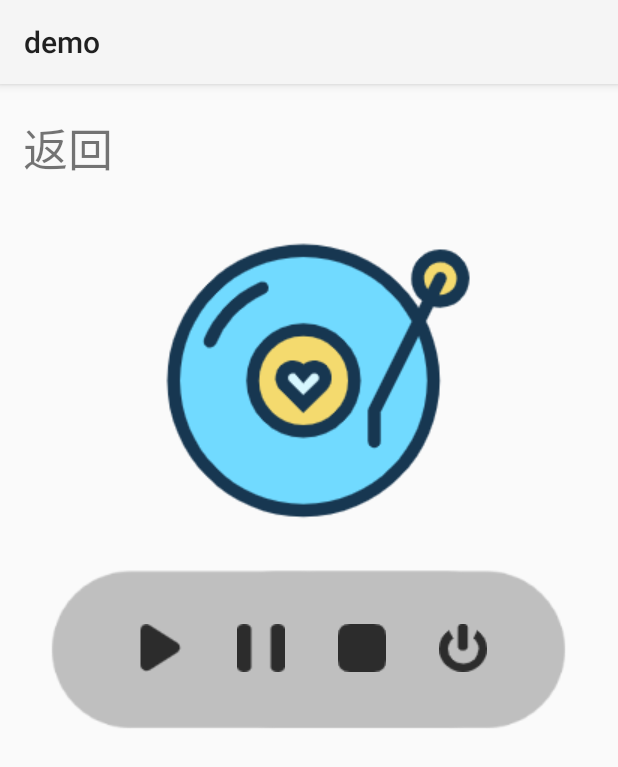
After one commit to rookiezjz/android-study, an Android app: the MusicPlayerActivity screen opened directly, with no data from a screen before it, on a phone screen of 412 x 824 dp. The commit adds this screen. Shown: the top 767 px of the screen. Run offline under Robolectric (Android 15) with nearby library versions, the light colour scheme and no system bars.

Commit message:
实验五完成

```diff
--- a/demo/app/src/main/AndroidManifest.xml
+++ b/demo/app/src/main/AndroidManifest.xml
@@ -9,7 +9,9 @@
         android:roundIcon="@mipmap/ic_launcher_round"
         android:supportsRtl="true"
         android:theme="@style/Theme.Demo">
-        <activity android:name=".exp4.ShowPowerActivity"></activity>
+
+        <activity android:name=".exp5.MusicPlayerActivity" />
+        <activity android:name=".exp4.ShowPowerActivity" />
         <activity android:name=".exp3.AddMemberAcitivity" />
         <activity android:name=".exp3.ShowMembersActivity" />
         <activity android:name=".exp2.RegActivity" />
--- /dev/null
+++ b/demo/app/src/main/java/com/zjz/demo/exp5/MusicPlayerActivity.java
@@ -0,0 +1,49 @@
+package com.zjz.demo.exp5;
+
+import androidx.appcompat.app.AppCompatActivity;
+
+import android.content.Intent;
+import android.media.MediaPlayer;
+import android.os.Bundle;
+import android.view.View;
+import android.widget.ImageButton;
+import android.widget.TextView;
+
+import com.zjz.demo.HomeActivity;
+import com.zjz.demo.R;
+
+public class MusicPlayerActivity extends AppCompatActivity {
+    private TextView back;
+    private MediaPlayer mediaPlayer;
+    @Override
+    protected void onCreate(Bundle savedInstanceState) {
+        super.onCreate(savedInstanceState);
+        setContentView(R.layout.musicplayer_layout);
+    }
+    public void playMusic(View v) {
+        if (mediaPlayer==null)
+            mediaPlayer = MediaPlayer.create(this, R.raw.music);
+        mediaPlayer.start();
+    }
+    public void pauseMusic(View v) {
+        if (mediaPlayer != null && mediaPlayer.isPlaying()) {
+            mediaPlayer.pause();
+        }
+    }
+    public void stopMusic(View v) {
+        if (mediaPlayer != null) {
+            mediaPlayer.stop(); //停⽌
+            mediaPlayer.reset(); //重置
+            mediaPlayer.release(); //释放资源
+            mediaPlayer = null; //重新赋值为空
+        }
+    }
+    public void exitMusic(View view) {
+        stopMusic(view);
+        finish();
+    }
+    public void back(View v) {
+        Intent intent = new Intent(this, HomeActivity.class);
+        startActivity(intent);
+    }
+}
--- a/demo/app/src/main/res/layout/home_layout.xml
+++ b/demo/app/src/main/res/layout/home_layout.xml
@@ -21,4 +21,9 @@
         android:layout_height="wrap_content"
         android:text="实验4：显示电量"
         />
+    <Button
+        android:id="@+id/exp5_btn"
+        android:layout_width="match_parent"
+        android:layout_height="wrap_content"
+        android:text="实验5：音乐播放器"/>
 </LinearLayout>
--- /dev/null
+++ b/demo/app/src/main/res/layout/musicplayer_layout.xml
@@ -0,0 +1,64 @@
+<RelativeLayout
+    android:id="@+id/relative_showpower"
+    xmlns:android="http://schemas.android.com/apk/res/android"
+    android:layout_width="match_parent"
+    android:layout_height="match_parent"
+    android:layout_marginTop="20dp"
+    android:layout_marginBottom="40dp">
+    <TextView
+        android:id="@+id/back4_btn"
+        android:layout_width="wrap_content"
+        android:layout_height="wrap_content"
+        android:text="返回"
+        android:layout_marginLeft="15dp"
+        android:textSize="30dp"
+        android:clickable="true"
+        android:onClick="back"/>
+    <ImageView
+        android:id="@+id/img_music"
+        android:layout_width="wrap_content"
+        android:layout_height="wrap_content"
+        android:layout_below="@id/back4_btn"
+        android:background="@drawable/music"
+        android:layout_centerHorizontal="true"/>
+    <LinearLayout
+        android:layout_width="wrap_content"
+        android:layout_height="wrap_content"
+        android:layout_below="@id/img_music"
+        android:layout_centerHorizontal="true"
+        android:background="@drawable/playerbackground"
+        android:orientation="horizontal">
+        <ImageButton
+            android:id="@+id/btn_music_play"
+            android:layout_width="wrap_content"
+            android:layout_height="wrap_content"
+            android:background="@drawable/play"
+            android:layout_gravity="center_vertical"
+            android:layout_marginLeft="60dp"
+            android:onClick="playMusic"/>
+        <ImageButton
+            android:id="@+id/btn_music_pause"
+            android:layout_width="wrap_content"
+            android:layout_height="wrap_content"
+            android:background="@drawable/pause"
+            android:layout_gravity="center_vertical"
+            android:layout_marginLeft="35dp"
+            android:onClick="pauseMusic"/>
+        <ImageButton
+            android:id="@+id/btn_music_stop"
+            android:layout_width="wrap_content"
+            android:layout_height="wrap_content"
+            android:background="@drawable/stop"
+            android:layout_gravity="center_vertical"
+            android:layout_marginLeft="35dp"
+            android:onClick="stopMusic"/>
+        <ImageButton
+            android:id="@+id/btn_music_exit"
+            android:layout_width="wrap_content"
+            android:layout_height="wrap_content"
+            android:background="@drawable/exit"
+            android:layout_gravity="center_vertical"
+            android:layout_marginLeft="35dp"
+            android:onClick="exitMusic"/>
+    </LinearLayout>
+</RelativeLayout>
```
Also changed, not shown: demo/app/src/main/java/com/zjz/demo/HomeActivity.java (+10 -0 lines), demo/app/src/main/java/com/zjz/demo/exp5/PlayerService.java (added, +54 -0 lines), demo/app/src/main/res/drawable/exit.png (added), demo/app/src/main/res/drawable/music.png (added), demo/app/src/main/res/drawable/pause.png (added), demo/app/src/main/res/drawable/play.png (added), demo/app/src/main/res/drawable/playerbackground.png (added), demo/app/src/main/res/drawable/stop.png (added), 2 other files.
